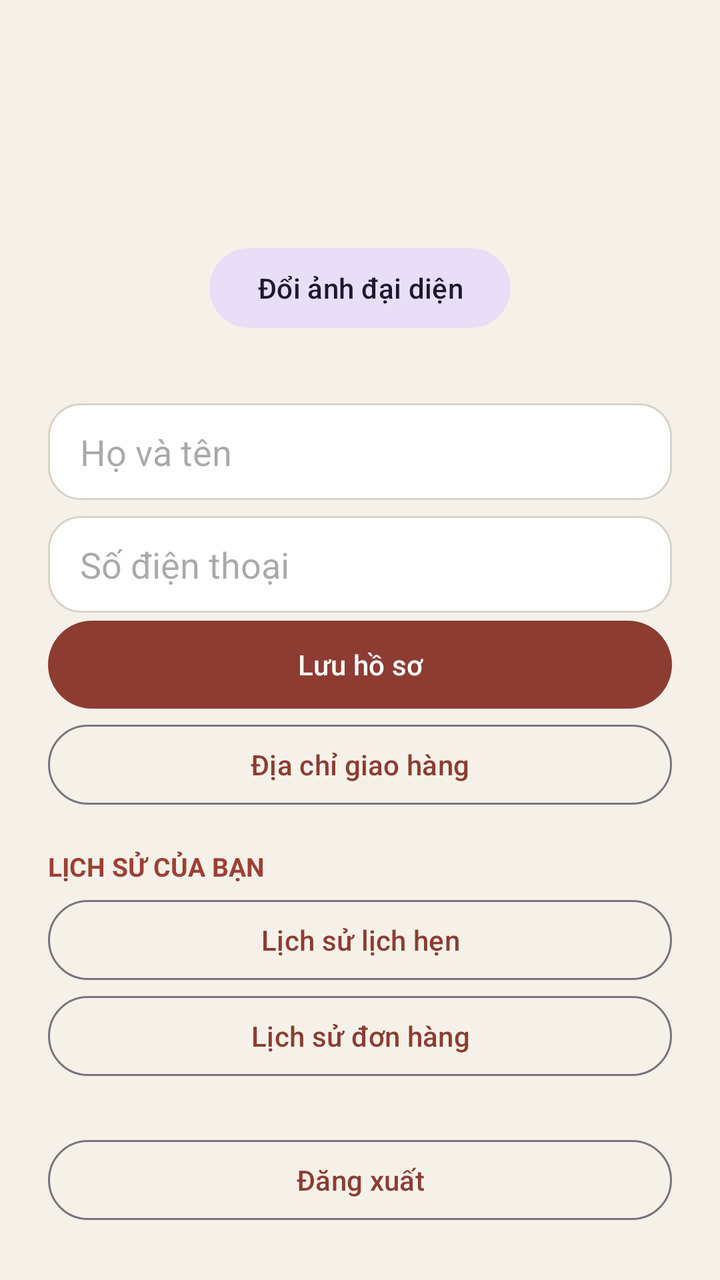
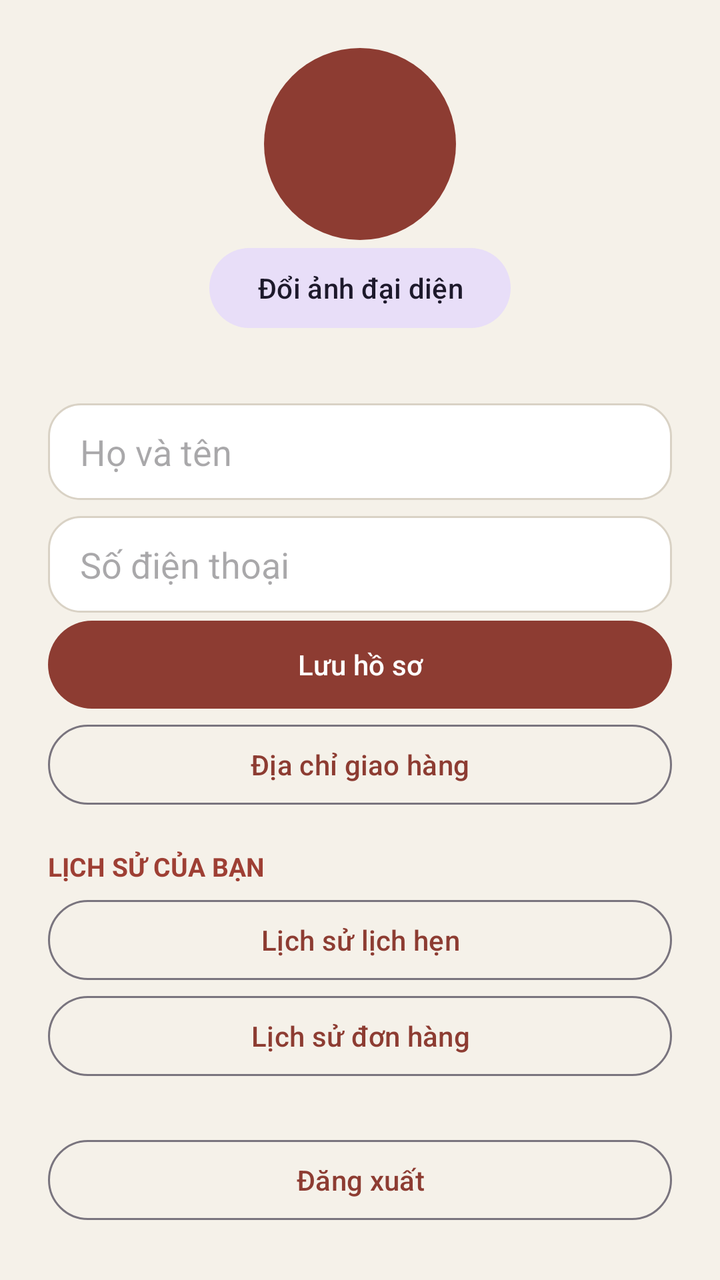

Compare the two renders of this Android layout. The source of the first and the diff that turns it into the second are given below.
<!-- AndroidManifest.xml: application theme Theme.Salon -->
<!-- res/layout/fragment_profile.xml -->
<?xml version="1.0" encoding="utf-8"?>
<ScrollView xmlns:android="http://schemas.android.com/apk/res/android" android:layout_width="match_parent" android:layout_height="match_parent">
<LinearLayout android:layout_width="match_parent" android:layout_height="wrap_content" android:orientation="vertical" android:padding="24dp">
    <ImageView android:id="@+id/ivAvatar" android:layout_width="96dp" android:layout_height="96dp" android:layout_gravity="center_horizontal" android:src="@android:drawable/sym_def_app_icon" android:contentDescription="Ảnh đại diện"/>
    <Button android:id="@+id/btnPhoto" style="@style/Widget.Material3.Button.TonalButton" android:layout_width="wrap_content" android:layout_height="wrap_content" android:layout_gravity="center_horizontal" android:text="Đổi ảnh đại diện"/>
    <TextView android:id="@+id/tvEmail" android:layout_width="match_parent" android:layout_height="wrap_content" android:textSize="16sp" android:layout_marginBottom="12dp"/>
    <EditText android:id="@+id/etName" android:background="@drawable/bg_field" android:layout_width="match_parent" android:layout_height="wrap_content" android:hint="Họ và tên" android:inputType="textPersonName"/>
    <EditText android:id="@+id/etPhone" android:background="@drawable/bg_field" android:layout_marginTop="8dp" android:layout_width="match_parent" android:layout_height="wrap_content" android:hint="Số điện thoại" android:inputType="phone"/>
    <Button android:id="@+id/btnSave" android:layout_width="match_parent" android:layout_height="wrap_content" android:text="Lưu hồ sơ"/>
    <Button android:id="@+id/btnAddresses" style="@style/Widget.Material3.Button.OutlinedButton" android:layout_width="match_parent" android:layout_height="wrap_content" android:text="Địa chỉ giao hàng"/>
    <TextView android:layout_width="match_parent" android:layout_height="wrap_content" android:layout_marginTop="18dp" android:layout_marginBottom="4dp" android:text="LỊCH SỬ CỦA BẠN" android:textColor="#9e3f34" android:textSize="13sp" android:textStyle="bold" />
    <Button android:id="@+id/btnAppts" style="@style/Widget.Material3.Button.OutlinedButton" android:layout_width="match_parent" android:layout_height="wrap_content" android:text="Lịch sử lịch hẹn"/>
    <Button android:id="@+id/btnOrders" style="@style/Widget.Material3.Button.OutlinedButton" android:layout_width="match_parent" android:layout_height="wrap_content" android:text="Lịch sử đơn hàng"/>
    <Button android:id="@+id/btnStaff" style="@style/Widget.Material3.Button.TonalButton" android:layout_width="match_parent" android:layout_height="wrap_content" android:text="Quản lý cửa hàng" android:visibility="gone"/>
    <Button android:id="@+id/btnLogout" style="@style/Widget.Material3.Button.OutlinedButton" android:layout_width="match_parent" android:layout_height="wrap_content" android:layout_marginTop="24dp" android:text="Đăng xuất"/>
</LinearLayout></ScrollView>
<!-- resources referenced by this layout -->
<resources>
  <!-- drawable bg_field (drawable) -->
  <shape xmlns:android="http://schemas.android.com/apk/res/android" android:shape="rectangle">
      <solid android:color="#FFFFFF"/><stroke android:width="1dp" android:color="#D9D2C5"/><corners android:radius="16dp"/>
      <padding android:left="16dp" android:right="16dp" android:top="12dp" android:bottom="12dp"/>
  </shape>
  <style name="Theme.Salon" parent="Theme.Material3.Light.NoActionBar">
          <item name="colorPrimary">#8D3C32</item>
          <item name="colorOnPrimary">#FFFFFF</item>
          <item name="colorSecondary">#C99B4A</item>
          <item name="colorOnSecondary">#241B18</item>
          <item name="android:colorBackground">#F5F1E9</item>
          <item name="colorSurface">#FFFEFC</item>
          <item name="colorOnSurface">#241B18</item>
          <item name="android:statusBarColor">#F5F1E9</item>
          <item name="android:navigationBarColor">#FFFEFC</item>
          <item name="android:windowLightStatusBar">true</item>
          <item name="materialButtonStyle">@style/Btn</item>
          <item name="materialCardViewStyle">@style/Card</item>
          <item name="textInputStyle">@style/Field</item>
      </style>
  <style name="Btn" parent="Widget.Material3.Button">
          <item name="cornerRadius">28dp</item>
          <item name="android:minHeight">52dp</item>
          <item name="android:layout_marginTop">8dp</item>
          <item name="android:textAllCaps">false</item>
      </style>
  <style name="Card" parent="Widget.Material3.CardView.Elevated">
          <item name="cardCornerRadius">20dp</item>
          <item name="cardElevation">2dp</item>
          <item name="cardBackgroundColor">#FFFEFC</item>
      </style>
  <style name="Field" parent="Widget.Material3.TextInputLayout.OutlinedBox">
          <item name="boxCornerRadiusTopStart">14dp</item><item name="boxCornerRadiusTopEnd">14dp</item>
          <item name="boxCornerRadiusBottomStart">14dp</item><item name="boxCornerRadiusBottomEnd">14dp</item>
      </style>
</resources>

<!-- the commit's change to res/layout/fragment_profile.xml (unified diff, before → after) -->
@@ -1,7 +1,10 @@
 <?xml version="1.0" encoding="utf-8"?>
 <ScrollView xmlns:android="http://schemas.android.com/apk/res/android" android:layout_width="match_parent" android:layout_height="match_parent">
 <LinearLayout android:layout_width="match_parent" android:layout_height="wrap_content" android:orientation="vertical" android:padding="24dp">
-    <ImageView android:id="@+id/ivAvatar" android:layout_width="96dp" android:layout_height="96dp" android:layout_gravity="center_horizontal" android:src="@android:drawable/sym_def_app_icon" android:contentDescription="Ảnh đại diện"/>
+    <FrameLayout android:layout_width="96dp" android:layout_height="96dp" android:layout_gravity="center_horizontal" android:contentDescription="Ảnh đại diện">
+        <TextView android:id="@+id/tvAvatarInitials" android:layout_width="match_parent" android:layout_height="match_parent" android:gravity="center" android:textColor="#FFFFFF" android:textSize="28sp" android:textStyle="bold" android:background="@drawable/bg_avatar_initials"/>
+        <ImageView android:id="@+id/ivAvatar" android:layout_width="match_parent" android:layout_height="match_parent" android:scaleType="centerCrop" android:visibility="gone"/>
+    </FrameLayout>
     <Button android:id="@+id/btnPhoto" style="@style/Widget.Material3.Button.TonalButton" android:layout_width="wrap_content" android:layout_height="wrap_content" android:layout_gravity="center_horizontal" android:text="Đổi ảnh đại diện"/>
     <TextView android:id="@+id/tvEmail" android:layout_width="match_parent" android:layout_height="wrap_content" android:textSize="16sp" android:layout_marginBottom="12dp"/>
     <EditText android:id="@+id/etName" android:background="@drawable/bg_field" android:layout_width="match_parent" android:layout_height="wrap_content" android:hint="Họ và tên" android:inputType="textPersonName"/>
<!-- resource entries referenced after the edit -->
@@ -1,5 +1,10 @@
 <!-- resources referenced by this layout -->
 <resources>
+  <!-- drawable bg_avatar_initials (drawable) -->
+  <?xml version="1.0" encoding="utf-8"?>
+  <shape xmlns:android="http://schemas.android.com/apk/res/android" android:shape="oval">
+      <solid android:color="#8D3C32" />
+  </shape>
   <!-- drawable bg_field (drawable) -->
   <shape xmlns:android="http://schemas.android.com/apk/res/android" android:shape="rectangle">
       <solid android:color="#FFFFFF"/><stroke android:width="1dp" android:color="#D9D2C5"/><corners android:radius="16dp"/>
